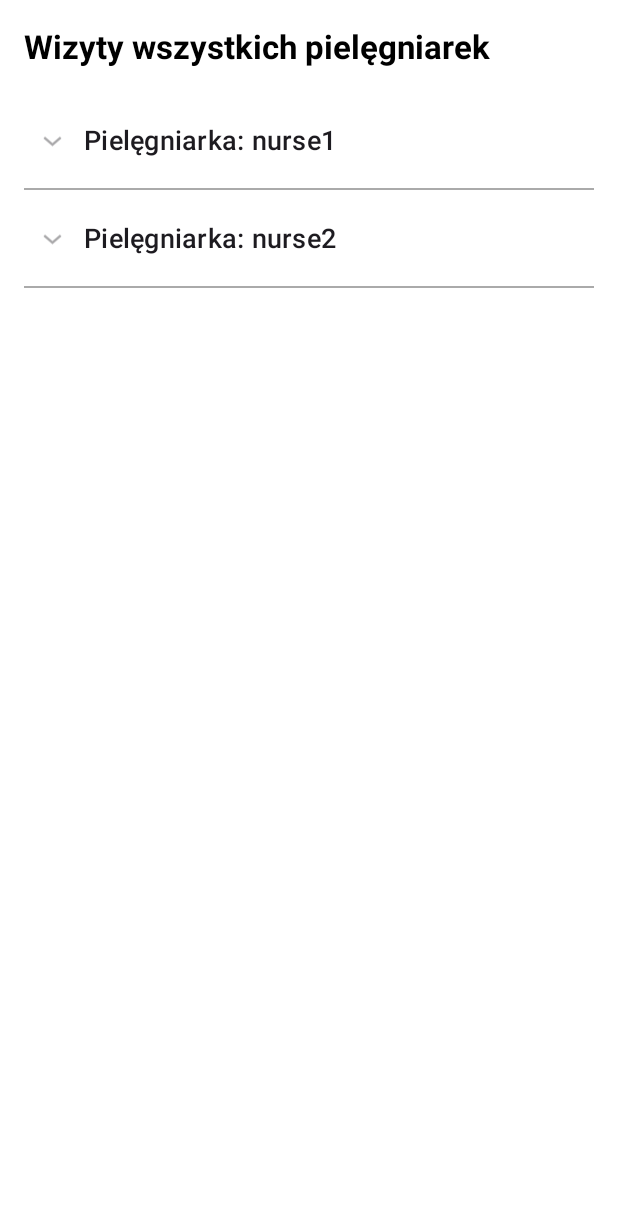
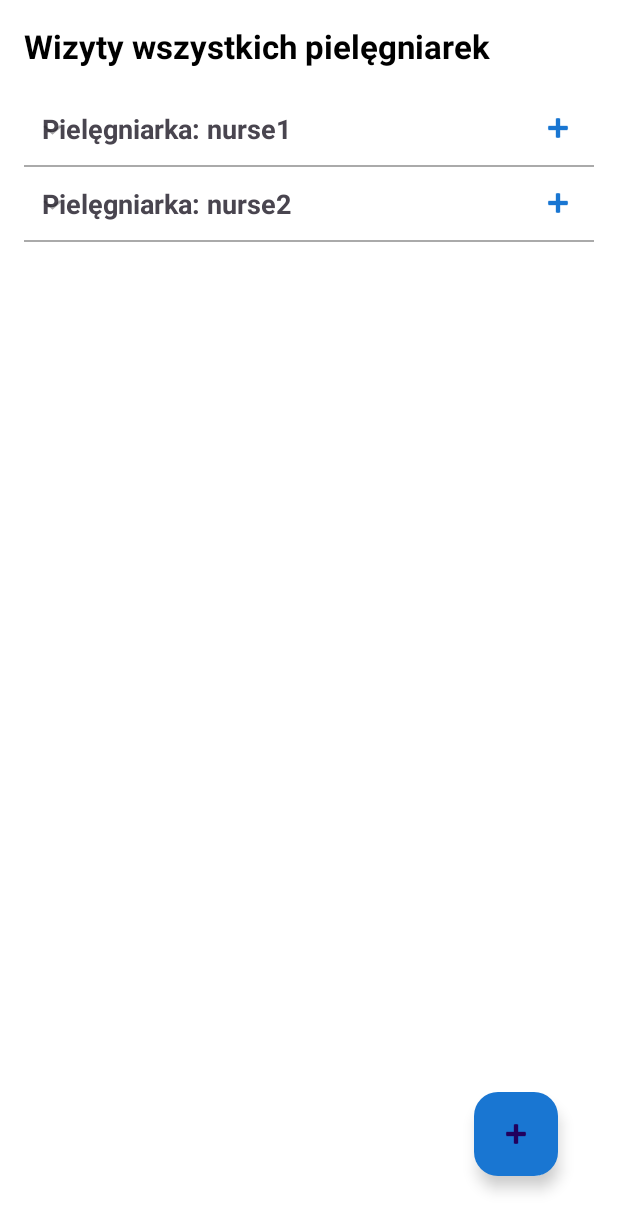
Before and after one commit to KamilSterniuk/Nursely, an Android app: the AdminActivity screen opened directly, with no data from a screen before it, on a phone screen of 412 x 824 dp. Shown: the top 1231 px of the screen. Run offline under Robolectric (Android 15) with nearby library versions, the phone set to English and light mode, and no system bars.

Commit message:
admin add event

```diff
--- a/app/src/main/AndroidManifest.xml
+++ b/app/src/main/AndroidManifest.xml
@@ -28,6 +28,7 @@
         <activity android:name=".EventDetailActivity" />
         <activity android:name=".AddEventActivity" />
         <activity android:name=".AdminVisitDetailActivity" />
+        <activity android:name=".AddVisitActivity" />
 
     </application>
 
--- a/app/src/main/java/com/example/nursely/AdminActivity.java
+++ b/app/src/main/java/com/example/nursely/AdminActivity.java
@@ -1,5 +1,6 @@
 package com.example.nursely;
 
+import android.content.Intent;
 import android.os.Bundle;
 import android.widget.ExpandableListView;
 import android.widget.Toast;
@@ -29,6 +30,13 @@ public class AdminActivity extends AppCompatActivity {
 
         adapter = new AdminExpandableListAdapter(this, nurseList, visitMap);
         expandableListView.setAdapter(adapter);
+
+        findViewById(R.id.addGlobalFab).setOnClickListener(v -> {
+            Intent intent = new Intent(AdminActivity.this, AddVisitActivity.class);
+            // NIE przekazujemy loginu – w AddVisitActivity pokaże się dropdown do wyboru pielęgniarki
+            startActivity(intent);
+        });
+
     }
 
     @Override
--- a/app/src/main/java/com/example/nursely/AdminExpandableListAdapter.java
+++ b/app/src/main/java/com/example/nursely/AdminExpandableListAdapter.java
@@ -8,8 +8,12 @@ import android.view.ViewGroup;
 import android.widget.BaseExpandableListAdapter;
 import android.widget.TextView;
 import org.json.JSONObject;
+
+import java.text.SimpleDateFormat;
+import java.util.Date;
 import java.util.HashMap;
 import java.util.List;
+import java.util.Locale;
 
 public class AdminExpandableListAdapter extends BaseExpandableListAdapter {
 
@@ -58,18 +62,28 @@ public class AdminExpandableListAdapter extends BaseExpandableListAdapter {
         return false;
     }
 
+
     @Override
     public View getGroupView(int groupPosition, boolean isExpanded, View convertView, ViewGroup parent) {
-        String nurseName = (String) getGroup(groupPosition);
         if (convertView == null) {
-            LayoutInflater inflater = LayoutInflater.from(context);
-            convertView = inflater.inflate(android.R.layout.simple_expandable_list_item_1, parent, false);
+            convertView = LayoutInflater.from(context)
+                    .inflate(R.layout.group_nurse_header, parent, false);
         }
-        TextView textView = convertView.findViewById(android.R.id.text1);
-        textView.setText("Pielęgniarka: " + nurseName);
-        textView.setTextSize(18f);
+
+        String nurseLogin = nurseList.get(groupPosition);
+        ((TextView) convertView.findViewById(R.id.nurseNameText))
+                .setText("Pielęgniarka: " + nurseLogin);
+
+        // plusik
+        convertView.findViewById(R.id.addVisitIcon).setOnClickListener(v -> {
+            Intent intent = new Intent(context, AddVisitActivity.class);
+            intent.putExtra("login", nurseLogin);   // przekazujemy konkretną pielęgniarkę
+            context.startActivity(intent);
+        });
+
         return convertView;
     }
+
 
     @Override
     public View getChildView(int groupPosition, int childPosition, boolean isLastChild, View convertView, ViewGroup parent) {
@@ -87,9 +101,31 @@ public class AdminExpandableListAdapter extends BaseExpandableListAdapter {
 
             String fullTime = date + " " + time;
 
-            ((TextView) convertView.findViewById(R.id.visitTimeDate)).setText(fullTime);
-            ((TextView) convertView.findViewById(R.id.visitPatient)).setText(name);
-            ((TextView) convertView.findViewById(R.id.visitDetails)).setText(details);
+            TextView timeView = convertView.findViewById(R.id.visitTimeDate);
+            TextView patientView = convertView.findViewById(R.id.visitPatient);
+            TextView detailsView = convertView.findViewById(R.id.visitDetails);
+
+            timeView.setText(fullTime);
+            patientView.setText(name);
+            detailsView.setText(details);
+
+            // WYSZARZANIE jeśli wizyta się już odbyła
+            try {
+                SimpleDateFormat sdf = new SimpleDateFormat("yyyy-MM-dd HH:mm", Locale.getDefault());
+                Date visitDate = sdf.parse(fullTime);
+                Date now = new Date();
+
+                if (visitDate != null && visitDate.before(now)) {
+                    // Wizyta w przeszłości – wyszarz
+                    convertView.setAlpha(0.5f);
+                } else {
+                    // Wizyta w przyszłości – pełna widoczność
+                    convertView.setAlpha(1.0f);
+                }
+            } catch (Exception e) {
+                e.printStackTrace();
+                convertView.setAlpha(1.0f);
+            }
 
             convertView.setOnClickListener(v -> {
                 Intent intent = new Intent(context, AdminVisitDetailActivity.class);
@@ -110,6 +146,7 @@ public class AdminExpandableListAdapter extends BaseExpandableListAdapter {
         return convertView;
     }
 
+
     @Override
     public boolean isChildSelectable(int groupPosition, int childPosition) {
         return true;
--- a/app/src/main/res/layout/activity_admin.xml
+++ b/app/src/main/res/layout/activity_admin.xml
@@ -2,6 +2,7 @@
 <LinearLayout xmlns:android="http://schemas.android.com/apk/res/android"
     android:layout_width="match_parent"
     android:layout_height="match_parent"
+    xmlns:app="http://schemas.android.com/apk/res-auto"
     android:orientation="vertical"
     android:padding="16dp"
     android:background="@android:color/white">
@@ -22,4 +23,16 @@
         android:layout_weight="1"
         android:divider="@android:color/darker_gray"
         android:dividerHeight="1dp" />
+
+    <com.google.android.material.floatingactionbutton.FloatingActionButton
+        android:id="@+id/addGlobalFab"
+        android:layout_width="wrap_content"
+        android:layout_height="wrap_content"
+        android:layout_gravity="bottom|end"
+        android:layout_margin="24dp"
+        app:srcCompat="@android:drawable/ic_input_add"
+        android:tint="@android:color/white"
+        app:backgroundTint="@color/nursely_blue" />
+
+
 </LinearLayout>
--- /dev/null
+++ b/app/src/main/res/layout/group_nurse_header.xml
@@ -0,0 +1,24 @@
+<?xml version="1.0" encoding="utf-8"?>
+<LinearLayout xmlns:android="http://schemas.android.com/apk/res/android"
+    android:layout_width="match_parent"
+    android:layout_height="wrap_content"
+    android:orientation="horizontal"
+    android:padding="12dp">
+
+    <TextView
+        android:id="@+id/nurseNameText"
+        android:layout_width="0dp"
+        android:layout_height="wrap_content"
+        android:layout_weight="1"
+        android:text="Pielęgniarka: nurse1"
+        android:textSize="18sp"
+        android:textStyle="bold" />
+
+    <!-- plusik -->
+    <ImageView
+        android:id="@+id/addVisitIcon"
+        android:layout_width="24dp"
+        android:layout_height="24dp"
+        android:src="@android:drawable/ic_input_add"
+        android:tint="@color/nursely_blue" />
+</LinearLayout>
```
Also changed, not shown: app/src/main/java/com/example/nursely/AddVisitActivity.java (added, +149 -0 lines), app/src/main/res/layout/activity_add_visit.xml (added, +148 -0 lines).
